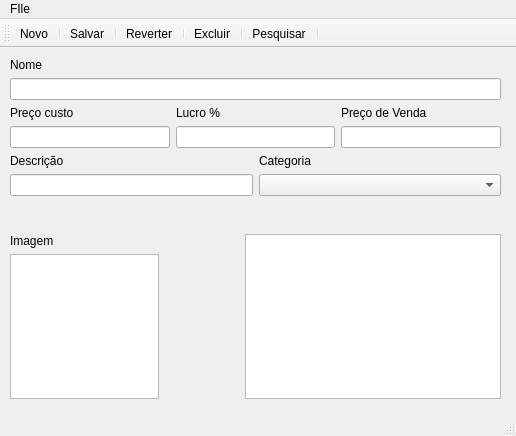
Qt form produtocadastro.ui (brunoabneves/Estoque-Agro) before a commit.
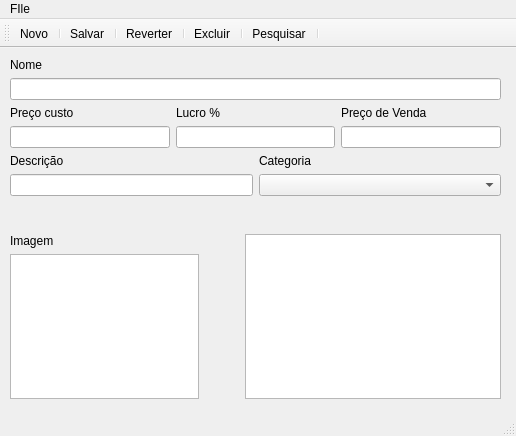
The same form after that commit. Icons and pictures are not drawn.

```diff
--- a/produtocadastro.ui
+++ b/produtocadastro.ui
@@ -148,7 +148,20 @@
           </widget>
          </item>
          <item>
-          <widget class="QGraphicsView" name="graphicsView_3"/>
+          <widget class="QGraphicsView" name="graphicsView_Produto">
+           <property name="sizePolicy">
+            <sizepolicy hsizetype="Minimum" vsizetype="Minimum">
+             <horstretch>0</horstretch>
+             <verstretch>0</verstretch>
+            </sizepolicy>
+           </property>
+           <property name="minimumSize">
+            <size>
+             <width>150</width>
+             <height>123</height>
+            </size>
+           </property>
+          </widget>
          </item>
         </layout>
        </item>
@@ -157,9 +170,12 @@
          <property name="orientation">
           <enum>Qt::Horizontal</enum>
          </property>
+         <property name="sizeType">
+          <enum>QSizePolicy::Fixed</enum>
+         </property>
          <property name="sizeHint" stdset="0">
           <size>
-           <width>80</width>
+           <width>40</width>
            <height>20</height>
           </size>
          </property>
```
Left out of the diff: 11 changed lines with no effect on the pictures.
